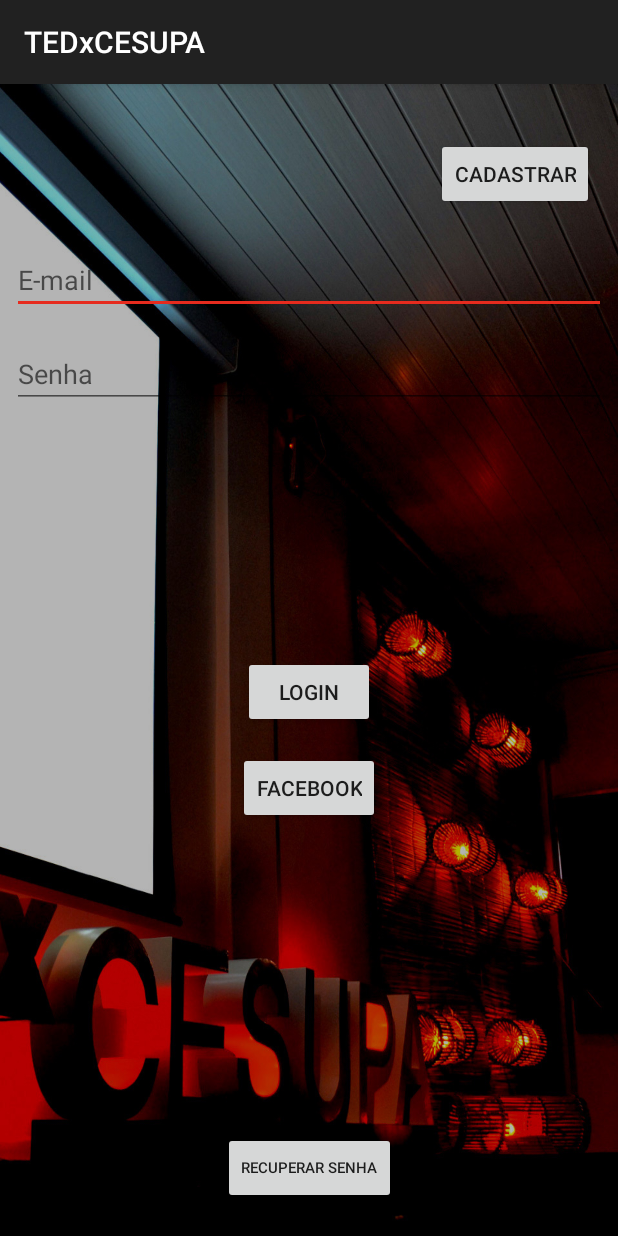
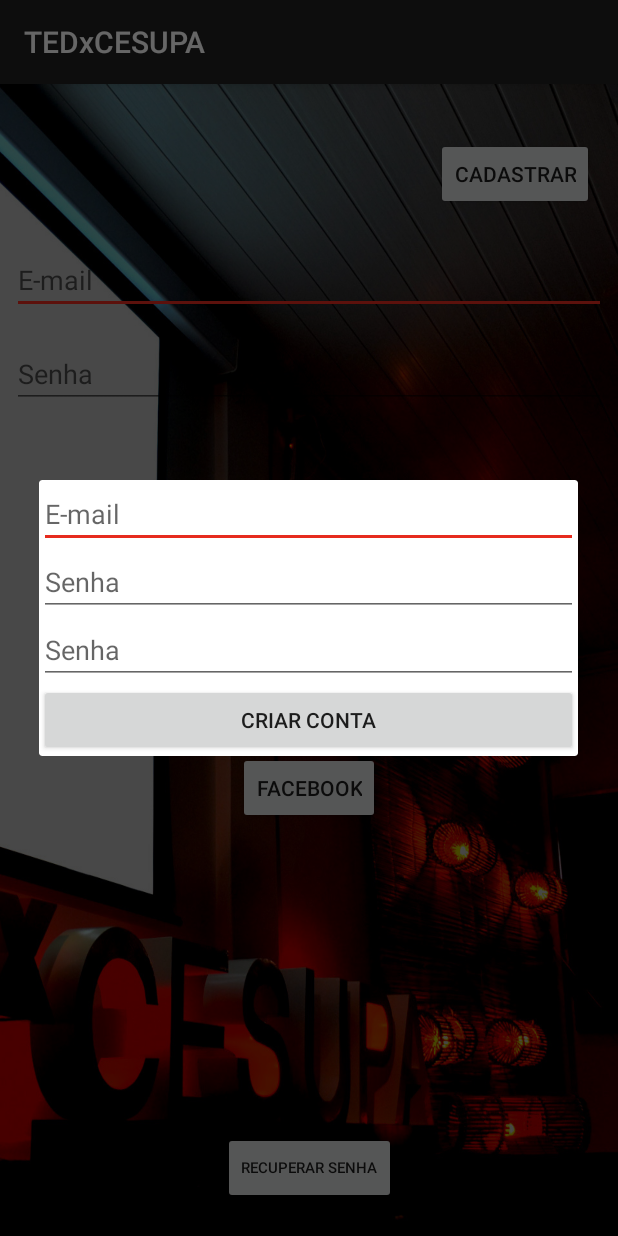
Before and after one commit to Fnandoz/TEDxCESUPA, an Android app: the screen it shows after launch (LoginActivity), after a tap on "CADASTRAR", on a phone screen of 412 x 824 dp. Run offline under Robolectric (Android 15) with nearby library versions, the phone set to English and light mode, and no system bars; our stand-ins replace Firebase (no records; nobody signed in at launch, a user with empty details on screens opened directly); libraries missing offline, so code that uses them is left out: com.facebook, com.facebook.login; plain views replace LoginButton; 5 statements that could not run were skipped.

Commit message:
Dialogo cadastro

```diff
--- a/app/src/main/java/tedxcesupa/tedxcesupa/LoginActivity.java
+++ b/app/src/main/java/tedxcesupa/tedxcesupa/LoginActivity.java
@@ -1,12 +1,14 @@
 package tedxcesupa.tedxcesupa;
 
 import android.app.ActionBar;
+import android.app.AlertDialog;
 import android.content.Intent;
 import android.support.annotation.NonNull;
 import android.support.v7.app.AppCompatActivity;
 import android.os.Bundle;
 import android.util.Log;
 import android.view.View;
+import android.widget.Button;
 import android.widget.EditText;
 import android.widget.Toast;
 
@@ -93,7 +95,7 @@ public class LoginActivity extends AppCompatActivity {
                 break;
 
             case R.id.cadastrarButton:
-                cadastro(emailText.getText().toString(), senhaText.getText().toString());
+                dialogCadastro();
                 break;
 
             case R.id.lostpasswordButton:
@@ -194,6 +196,34 @@ public class LoginActivity extends AppCompatActivity {
                 });
     }
 
+    public void dialogCadastro(){
+        AlertDialog.Builder builder = new AlertDialog.Builder(this);
+        View view = getLayoutInflater().inflate(R.layout.criar_conta_dialog, null);
+        builder.setView(view);
+        final AlertDialog alert = builder.create();
 
+        final EditText email = alert.findViewById(R.id.nc_email_edit);
+        final EditText senha1 = alert.findViewById(R.id.nc_senha1_edit);
+        final EditText senha2 = alert.findViewById(R.id.nc_senha2_edit);
+
+        Button criar = alert.findViewById(R.id.nc_criar_button);
+
+        criar.setOnClickListener(new View.OnClickListener() {
+            @Override
+            public void onClick(View view) {
+                if (!email.getText().toString().isEmpty() & senha1.getText().toString().equals(senha2.getText().toString())){
+                    String e = email.getText().toString();
+                    String s = senha1.getText().toString();
+                    cadastro(e, s);
+                    alert.dismiss();
+                }else {
+                    // Informa erro
+                }
+            }
+        });
+
+        alert.show();
+
+    }
 
 }
--- /dev/null
+++ b/app/src/main/res/layout/criar_conta_dialog.xml
@@ -0,0 +1,48 @@
+<?xml version="1.0" encoding="utf-8"?>
+<LinearLayout
+    xmlns:android="http://schemas.android.com/apk/res/android"
+    xmlns:app="http://schemas.android.com/apk/res-auto"
+    xmlns:tools="http://schemas.android.com/tools"
+    android:layout_width="match_parent"
+    android:layout_height="match_parent"
+    android:orientation="vertical">
+
+    <EditText
+        android:id="@+id/nc_email_edit"
+        android:layout_width="match_parent"
+        android:layout_height="wrap_content"
+        android:ems="10"
+        android:hint="E-mail"
+        android:inputType="textEmailAddress"
+        app:layout_constraintLeft_toLeftOf="parent"
+        app:layout_constraintRight_toRightOf="parent"
+        tools:layout_editor_absoluteY="51dp" />
+
+    <EditText
+        android:id="@+id/nc_senha1_edit"
+        android:layout_width="match_parent"
+        android:layout_height="wrap_content"
+        android:ems="10"
+        android:hint="Senha"
+        android:inputType="textPassword"
+        app:layout_constraintLeft_toLeftOf="parent"
+        app:layout_constraintRight_toRightOf="parent"
+        tools:layout_editor_absoluteY="119dp" />
+
+    <EditText
+        android:id="@+id/nc_senha2_edit"
+        android:layout_width="match_parent"
+        android:layout_height="wrap_content"
+        android:ems="10"
+        android:hint="Senha"
+        android:inputType="textPassword"
+        app:layout_constraintLeft_toLeftOf="parent"
+        app:layout_constraintRight_toRightOf="parent"
+        tools:layout_editor_absoluteY="189dp" />
+
+    <Button
+        android:id="@+id/nc_criar_button"
+        android:layout_width="match_parent"
+        android:layout_height="wrap_content"
+        android:text="Criar conta" />
+</LinearLayout>
```
